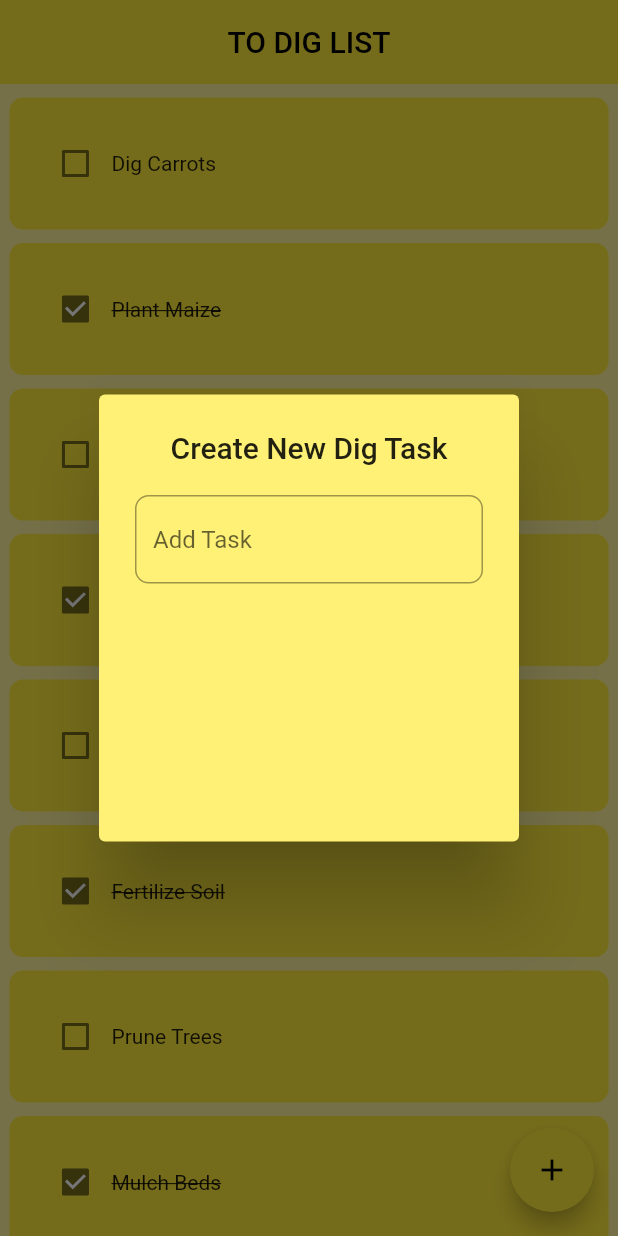
After one commit to gflexx/notes_app, a Flutter app: the screen it shows after launch, after a tap on the "add" icon, on a phone screen of 412 x 824 dp. The commit adds this screen. Run offline on Flutter 3.47's test engine with Material 3 defaults, Android fonts, the phone set to English and light mode, and no system bars.

Commit message:
Added dialog box

```diff
--- a/lib/main.dart
+++ b/lib/main.dart
@@ -16,7 +16,6 @@ class MyApp extends StatelessWidget {
       theme: ThemeData(
         primarySwatch: Colors.yellow,
         useMaterial3: false,
-
       ),
     );
   }
--- a/lib/pages/todo_page.dart
+++ b/lib/pages/todo_page.dart
@@ -1,4 +1,5 @@
 import 'package:flutter/material.dart';
+import 'package:notes_app/utils/dialog_box.dart';
 import 'package:notes_app/utils/todig_tile.dart';
 
 class TodoPage extends StatefulWidget {
@@ -9,7 +10,6 @@ class TodoPage extends StatefulWidget {
 }
 
 class _TodoPageState extends State<TodoPage> {
-
   List toDig = [
     ['Dig Carrots', false],
     ['Plant Maize', true],
@@ -29,26 +29,40 @@ class _TodoPageState extends State<TodoPage> {
     });
   }
 
+  void createNewTask() {
+    debugPrint('Create New Task');
+    showDialog(
+      context: context,
+      builder: (context) {
+        return DialogBox();
+      },
+    );
+  }
+
   @override
   Widget build(BuildContext context) {
     return Scaffold(
       backgroundColor: Colors.yellow[200],
       appBar: AppBar(
         backgroundColor: Colors.yellow,
-        title: Text('To Dig List'),
+        title: Text('TO DIG LIST'),
         elevation: 0,
         centerTitle: true,
       ),
+      floatingActionButton: FloatingActionButton(
+        onPressed: createNewTask,
+        child: Icon(Icons.add, color: Colors.black),
+      ),
       body: ListView.builder(
         itemCount: toDig.length,
-        itemBuilder: (context, index){
+        itemBuilder: (context, index) {
           return TodigTile(
             taskName: toDig[index][0],
             taskCompleted: toDig[index][1],
             onChanged: (value) => checkBoxChanged(value, index),
           );
-        }
-      )
+        },
+      ),
     );
   }
 }
--- /dev/null
+++ b/lib/utils/dialog_box.dart
@@ -0,0 +1,28 @@
+import 'package:flutter/material.dart';
+
+class DialogBox extends StatelessWidget {
+  const DialogBox({super.key});
+
+  @override
+  Widget build(BuildContext context) {
+    return AlertDialog(
+      backgroundColor: Colors.yellow[300],
+      title: Text('Create New Dig Task', textAlign: TextAlign.center),
+      content: SizedBox(
+        height: 207,
+        child: Column(
+          children: [
+            TextField(
+              decoration: InputDecoration(
+                hintText: 'Add Task',
+                border: OutlineInputBorder(
+                  borderRadius: BorderRadius.circular(9)
+                )
+              ),
+            ),
+          ],
+        ),
+      ),
+    );
+  }
+}
```
